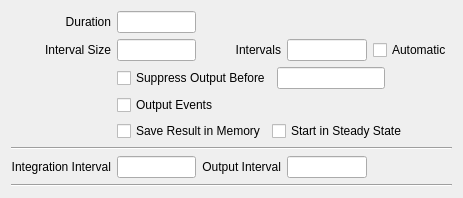
Above: copasi/UI/CQTrajectoryWidget.ui from copasi/COPASI before the change. Below: the same form after it.
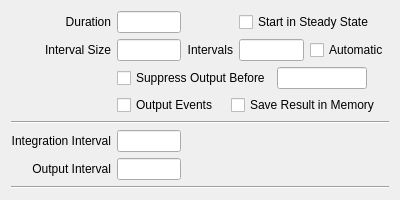
That is the form after the change. Custom widgets are drawn as their Qt base class.

Commit message: Improved layout of the trajectory task widget.

Diff of the .ui file:
```diff
--- a/copasi/UI/CQTrajectoryWidget.ui
+++ b/copasi/UI/CQTrajectoryWidget.ui
@@ -21,7 +21,7 @@
    <rect>
     <x>0</x>
     <y>0</y>
-    <width>463</width>
+    <width>400</width>
     <height>184</height>
    </rect>
   </property>
@@ -33,7 +33,7 @@
   </property>
   <layout class="QVBoxLayout" name="verticalLayout">
    <item>
-    <layout class="QGridLayout" name="mpGridLayout">
+    <layout class="QGridLayout" name="gridLayout">
      <item row="0" column="0">
       <widget class="QLabel" name="mpLblDuration">
        <property name="text">
@@ -47,33 +47,20 @@
        </property>
       </widget>
      </item>
-     <item row="2" column="3">
-      <widget class="QLineEdit" name="mpEditIntervals"/>
-     </item>
-     <item row="9" column="1">
-      <widget class="QLineEdit" name="mpEditIntegrationInterval">
-       <property name="readOnly">
-        <bool>true</bool>
-       </property>
-      </widget>
-     </item>
      <item row="0" column="1">
       <widget class="QLineEdit" name="mpEditDuration"/>
      </item>
-     <item row="2" column="2">
-      <widget class="QLabel" name="mpLblIntervals">
+     <item row="0" column="3" colspan="2">
+      <widget class="QCheckBox" name="mpCheckStartInSteadyState">
+       <property name="toolTip">
+        <string>Bring the model into steady state before simulating.</string>
+       </property>
        <property name="text">
-        <string>Intervals</string>
-       </property>
-       <property name="alignment">
-        <set>Qt::AlignRight|Qt::AlignTrailing|Qt::AlignVCenter</set>
-       </property>
-       <property name="wordWrap">
-        <bool>false</bool>
+        <string>Start in Steady State</string>
        </property>
       </widget>
      </item>
-     <item row="2" column="0">
+     <item row="1" column="0">
       <widget class="QLabel" name="mpLblIntervalSize">
        <property name="text">
         <string>Interval Size</string>
@@ -86,20 +73,13 @@
        </property>
       </widget>
      </item>
-     <item row="9" column="3">
-      <widget class="QLineEdit" name="mpEditOutputInterval">
-       <property name="readOnly">
-        <bool>true</bool>
-       </property>
-      </widget>
-     </item>
-     <item row="2" column="1">
+     <item row="1" column="1">
       <widget class="QLineEdit" name="mpEditIntervalSize"/>
      </item>
-     <item row="9" column="0">
-      <widget class="QLabel" name="mpLblIntegrationInterval">
+     <item row="1" column="2">
+      <widget class="QLabel" name="mpLblIntervals">
        <property name="text">
-        <string>Integration Interval</string>
+        <string>Intervals</string>
        </property>
        <property name="alignment">
         <set>Qt::AlignRight|Qt::AlignTrailing|Qt::AlignVCenter</set>
@@ -109,51 +89,17 @@
        </property>
       </widget>
      </item>
-     <item row="9" column="2">
-      <widget class="QLabel" name="mpLblOutputInterval">
-       <property name="text">
-        <string>Output Interval</string>
-       </property>
-       <property name="alignment">
-        <set>Qt::AlignRight|Qt::AlignTrailing|Qt::AlignVCenter</set>
-       </property>
-       <property name="wordWrap">
-        <bool>false</bool>
-       </property>
-      </widget>
+     <item row="1" column="3">
+      <widget class="QLineEdit" name="mpEditIntervals"/>
      </item>
-     <item row="2" column="4">
+     <item row="1" column="4">
       <widget class="QCheckBox" name="mpCheckAutomaticInterval">
        <property name="text">
         <string>Automatic</string>
        </property>
       </widget>
      </item>
-     <item row="6" column="1" colspan="4">
-      <layout class="QHBoxLayout" name="mpLayoutEvents">
-       <item>
-        <widget class="QCheckBox" name="mpCheckOutputEvent">
-         <property name="text">
-          <string>Output Events  </string>
-         </property>
-        </widget>
-       </item>
-       <item>
-        <spacer name="mpSpacerEvents">
-         <property name="orientation">
-          <enum>Qt::Horizontal</enum>
-         </property>
-         <property name="sizeHint" stdset="0">
-          <size>
-           <width>13</width>
-           <height>20</height>
-          </size>
-         </property>
-        </spacer>
-       </item>
-      </layout>
-     </item>
-     <item row="5" column="1" colspan="4">
+     <item row="2" column="1" colspan="4">
       <layout class="QHBoxLayout" name="mpLayoutDelayed">
        <item>
         <widget class="QCheckBox" name="mpCheckDelay">
@@ -183,8 +129,15 @@
        </item>
       </layout>
      </item>
-     <item row="7" column="1" colspan="4">
-      <layout class="QHBoxLayout" name="mpLayoutMemory">
+     <item row="3" column="1" colspan="4">
+      <layout class="QHBoxLayout" name="mpLayoutEvents">
+       <item>
+        <widget class="QCheckBox" name="mpCheckOutputEvent">
+         <property name="text">
+          <string>Output Events  </string>
+         </property>
+        </widget>
+       </item>
        <item>
         <widget class="QCheckBox" name="mpCheckSave">
          <property name="text">
@@ -193,17 +146,7 @@
         </widget>
        </item>
        <item>
-        <widget class="QCheckBox" name="mpCheckStartInSteadyState">
-         <property name="toolTip">
-          <string>Bring the model into steady state before simulating.</string>
-         </property>
-         <property name="text">
-          <string>Start in Steady State</string>
-         </property>
-        </widget>
-       </item>
-       <item>
-        <spacer name="mpSpacerMemory">
+        <spacer name="mpSpacerEvents">
          <property name="orientation">
           <enum>Qt::Horizontal</enum>
          </property>
@@ -217,7 +160,7 @@
        </item>
       </layout>
      </item>
-     <item row="8" column="0" colspan="5">
+     <item row="4" column="0" colspan="5">
       <widget class="Line" name="mpLine2">
        <property name="frameShape">
         <enum>QFrame::HLine</enum>
@@ -227,7 +170,47 @@
        </property>
       </widget>
      </item>
-     <item row="10" column="0" colspan="5">
+     <item row="5" column="0">
+      <widget class="QLabel" name="mpLblIntegrationInterval">
+       <property name="text">
+        <string>Integration Interval</string>
+       </property>
+       <property name="alignment">
+        <set>Qt::AlignRight|Qt::AlignTrailing|Qt::AlignVCenter</set>
+       </property>
+       <property name="wordWrap">
+        <bool>false</bool>
+       </property>
+      </widget>
+     </item>
+     <item row="5" column="1">
+      <widget class="QLineEdit" name="mpEditIntegrationInterval">
+       <property name="readOnly">
+        <bool>true</bool>
+       </property>
+      </widget>
+     </item>
+     <item row="6" column="0">
+      <widget class="QLabel" name="mpLblOutputInterval">
+       <property name="text">
+        <string>Output Interval</string>
+       </property>
+       <property name="alignment">
+        <set>Qt::AlignRight|Qt::AlignTrailing|Qt::AlignVCenter</set>
+       </property>
+       <property name="wordWrap">
+        <bool>false</bool>
+       </property>
+      </widget>
+     </item>
+     <item row="6" column="1">
+      <widget class="QLineEdit" name="mpEditOutputInterval">
+       <property name="readOnly">
+        <bool>true</bool>
+       </property>
+      </widget>
+     </item>
+     <item row="7" column="0" colspan="5">
       <widget class="Line" name="mpLine1">
        <property name="frameShape">
         <enum>QFrame::HLine</enum>
```
Left out of the diff: 5 changed lines with no effect on the pictures.
